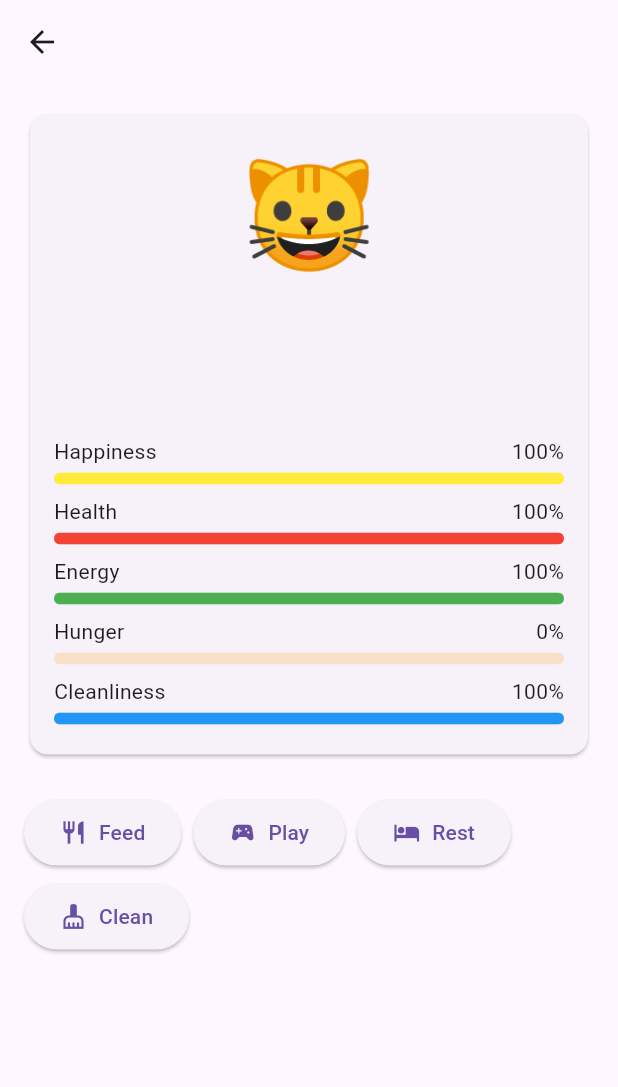
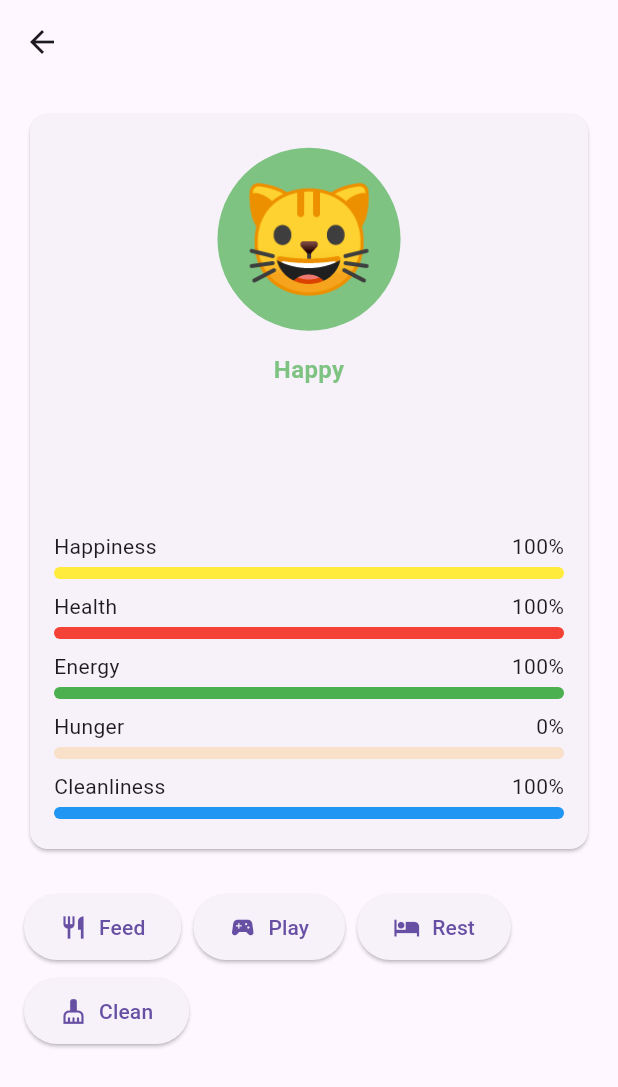
Before and after one commit to sannzay/act5_mad, a Flutter app: the PetScreen screen opened directly with empty values, on a phone screen of 412 x 824 dp. Shown: the top 1087 px of the screen. Run offline on Flutter 3.47's test engine with Material 3 defaults, Android fonts, the light colour scheme and no system bars; our stand-ins replace shared_preferences; accounts and stored records are empty.

Commit message:
Add happiness-based color and emotional state display to AnimatedPet widget

```diff
--- a/lib/widgets/animated_pet.dart
+++ b/lib/widgets/animated_pet.dart
@@ -63,6 +63,26 @@ class _AnimatedPetState extends State<AnimatedPet> with SingleTickerProviderStat
     super.dispose();
   }
 
+  Color _getColorByHappiness() {
+    if (widget.pet.happiness > 70) {
+      return Colors.green.withOpacity(0.7); // Happy
+    } else if (widget.pet.happiness >= 30) {
+      return Colors.yellow.withOpacity(0.7); // Neutral
+    } else {
+      return Colors.red.withOpacity(0.7); // Unhappy
+    }
+  }
+
+  String _getEmotionalState() {
+    if (widget.pet.happiness > 70) {
+      return 'Happy';
+    } else if (widget.pet.happiness >= 30) {
+      return 'Neutral';
+    } else {
+      return 'Unhappy';
+    }
+  }
+
   Widget _buildPetEmoji() {
     String emoji;
     switch (widget.pet.type.toLowerCase()) {
@@ -81,9 +101,31 @@ class _AnimatedPetState extends State<AnimatedPet> with SingleTickerProviderStat
       default:
         emoji = '🐱';
     }
-    return Text(
-      emoji,
-      style: const TextStyle(fontSize: 72),
+
+    return Column(
+      mainAxisSize: MainAxisSize.min,
+      children: [
+        Container(
+          decoration: BoxDecoration(
+            shape: BoxShape.circle,
+            color: _getColorByHappiness(),
+          ),
+          padding: const EdgeInsets.all(16),
+          child: Text(
+            emoji,
+            style: const TextStyle(fontSize: 72),
+          ),
+        ),
+        const SizedBox(height: 8),
+        Text(
+          _getEmotionalState(),
+          style: TextStyle(
+            fontSize: 16,
+            fontWeight: FontWeight.bold,
+            color: _getColorByHappiness(),
+          ),
+        ),
+      ],
     );
   }
 
```
